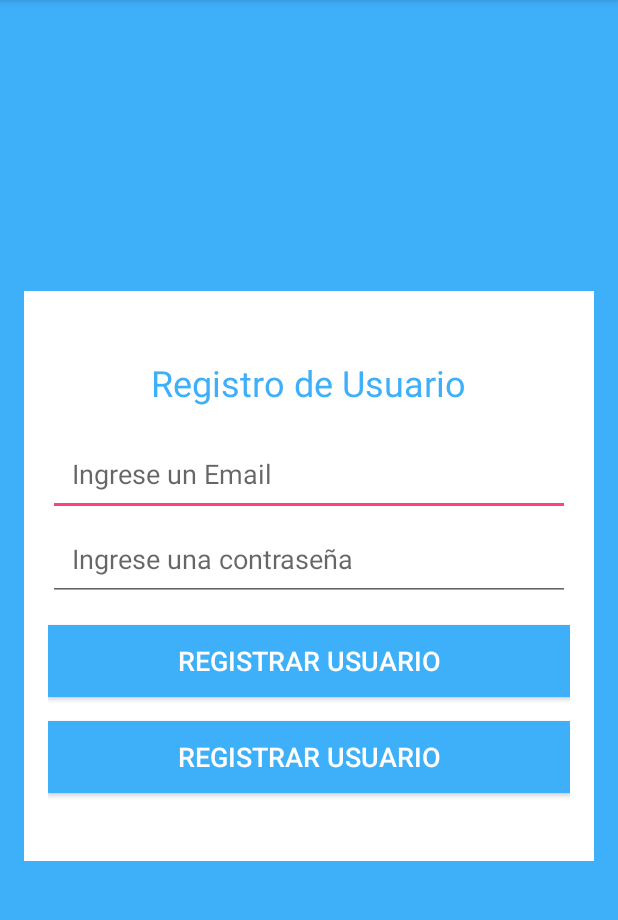
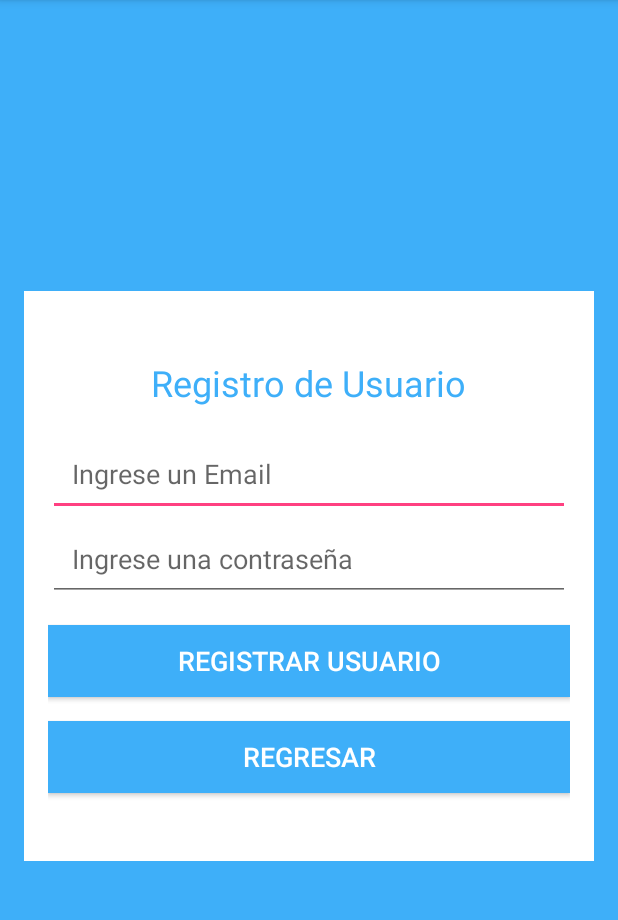
Before and after one commit to AbiPineda/Pantallas, an Android app: the screen it shows after launch (RegistrarActivity), after a tap on "Registrarme", on a phone screen of 412 x 824 dp, the part 84-1004 px from its top. Run offline under Robolectric (Android 15) with nearby library versions, the phone set to English and light mode, and no system bars; our stand-ins replace Firebase (no records; nobody signed in at launch, a user with empty details on screens opened directly); 1 other tap on this screen came first.

Commit message:
bug arreglado

```diff
--- a/app/src/main/java/com/example/abigail/pantallas/MainActivity.java
+++ b/app/src/main/java/com/example/abigail/pantallas/MainActivity.java
@@ -21,6 +21,7 @@ import com.google.firebase.auth.FirebaseUser;
 
 public class MainActivity extends AppCompatActivity implements View.OnClickListener{
 
+    public static final String usuario="nombre";
     private Button btnEntrar;
     private EditText etusuario, etcontraseña;
     private TextView txolvido, txregistrarme;
@@ -32,31 +33,29 @@ public class MainActivity extends AppCompatActivity implements View.OnClickListe
     protected void onCreate(Bundle savedInstanceState) {
         super.onCreate(savedInstanceState);
         setContentView(R.layout.activity_main);
-
-        firebaseAuth = FirebaseAuth.getInstance();
-        etusuario = (EditText) findViewById(R.id.usuario);
-        etcontraseña = (EditText) findViewById(R.id.contraseña);
-        txregistrarme = (TextView) findViewById(R.id.registro);
-        btnEntrar = (Button)findViewById(R.id.botonlogin);
-
-
         FirebaseUser user = FirebaseAuth.getInstance().getCurrentUser();
         if (user != null) {
             showProgressDialog();
             Intent intent = new Intent(MainActivity.this, Categorias.class);
             startActivity(intent);
-        }
+        }else {
+            firebaseAuth = FirebaseAuth.getInstance();
+            etusuario = (EditText) findViewById(R.id.usuario);
+            etcontraseña = (EditText) findViewById(R.id.contraseña);
+            txregistrarme = (TextView) findViewById(R.id.registro);
+            btnEntrar = (Button) findViewById(R.id.botonlogin);
 
             txregistrarme.setOnClickListener(new View.OnClickListener() {
                 @Override
-            public void onClick (View v) {
+                public void onClick(View v) {
                     Intent intent = new Intent(MainActivity.this, RegistrarActivity.class);
                     startActivity(intent);
                 }
             });
 
+
             btnEntrar.setOnClickListener(this);
-
+        }
 
     }
     private void entrar()
--- a/app/src/main/java/com/example/abigail/pantallas/RegistrarActivity.java
+++ b/app/src/main/java/com/example/abigail/pantallas/RegistrarActivity.java
@@ -1,6 +1,7 @@
 package com.example.abigail.pantallas;
 
 import android.app.ProgressDialog;
+import android.content.Intent;
 import android.support.annotation.NonNull;
 import android.support.v7.app.AppCompatActivity;
 import android.os.Bundle;
@@ -15,7 +16,6 @@ import com.google.android.gms.tasks.Task;
 import com.google.firebase.auth.AuthResult;
 import com.google.firebase.auth.FirebaseAuth;
 import com.google.firebase.auth.FirebaseAuthUserCollisionException;
-import com.google.firebase.auth.FirebaseUser;
 
 public class RegistrarActivity extends AppCompatActivity implements View.OnClickListener{
 
@@ -24,7 +24,7 @@ public class RegistrarActivity extends AppCompatActivity implements View.OnClick
     //declarar objetos
     private EditText TextEmail;
     private EditText TextPassword;
-    private Button btnRegistrar, btnRegresar;
+    private Button btnRegistrar;
     private ProgressDialog progressDialog;
     //declarar un objeto firebase
     private FirebaseAuth firebaseAuth;
@@ -43,17 +43,12 @@ public class RegistrarActivity extends AppCompatActivity implements View.OnClick
         TextPassword = (EditText) findViewById(R.id.txtPassword);
 
         btnRegistrar = (Button) findViewById(R.id.botonRegistrar);
-        btnRegistrar = (Button) findViewById(R.id.botonRegresar);
 
         progressDialog = new ProgressDialog(this);
 
         //botton de escucha
         btnRegistrar.setOnClickListener(this);
-        btnRegresar.setOnClickListener(this);
-
-        progressDialog = new ProgressDialog(this);
     }
-
 
     private void registrarUsuario(){
         //obtenemos el email y las contraseñas desde las cajas de texto
@@ -71,7 +66,6 @@ public class RegistrarActivity extends AppCompatActivity implements View.OnClick
 
         showProgressDialog();
 
-        //Crea el usuario
         firebaseAuth.createUserWithEmailAndPassword(email,password)
                 .addOnCompleteListener(this, new OnCompleteListener<AuthResult>() {
                     @Override
@@ -80,6 +74,9 @@ public class RegistrarActivity extends AppCompatActivity implements View.OnClick
 
                         if(task.isSuccessful()){
                             Toast.makeText(RegistrarActivity.this, "Se ha Registrado el Usuario con el Email: "+TextEmail.getText(), Toast.LENGTH_SHORT).show();
+                            Intent intent = new Intent(getApplication(), Categorias.class);
+                            intent.putExtra(MainActivity.usuario, email);
+                            startActivity(intent);
                         }else if (task.getException() instanceof FirebaseAuthUserCollisionException){
                             Toast.makeText(RegistrarActivity.this, "Ese Usuario ya esta en Uso", Toast.LENGTH_SHORT).show();
                         }else{
@@ -94,14 +91,7 @@ public class RegistrarActivity extends AppCompatActivity implements View.OnClick
     @Override
     public void onClick(View view) {
 
-        switch (view.getId()){
-            case R.id.botonRegistrar:
-                registrarUsuario();
-                break;
-            case R.id.botonRegresar:
-                finish();
-                break;
-        }
+        registrarUsuario();
     }
 
     public void showProgressDialog() {
--- a/app/src/main/res/layout/activity_registrar.xml
+++ b/app/src/main/res/layout/activity_registrar.xml
@@ -58,7 +58,7 @@
             android:layout_height="wrap_content"
             android:layout_marginTop="16dp"
             android:background="#ff3eaff9"
-            android:text="@string/registrar"
+            android:text="@string/regresar"
             android:textColor="#ffffff"
             android:textSize="18sp" />
 
--- a/app/src/main/res/values/strings.xml
+++ b/app/src/main/res/values/strings.xml
@@ -3,6 +3,7 @@
     <string name="enter_email">Ingrese un Email</string>
     <string name="enter_password">Ingrese una contraseña</string>
     <string name="registrar">Registrar usuario</string>
+    <string name="regresar">Regresar</string>
     <string name="enter_email1">Ingrese su Email</string>
     <string name="enter_password1">Ingrese su contraseña</string>
     <string name="logiar">Ingresar</string>
```
Lines whose indentation alone changed are shown as unchanged.
